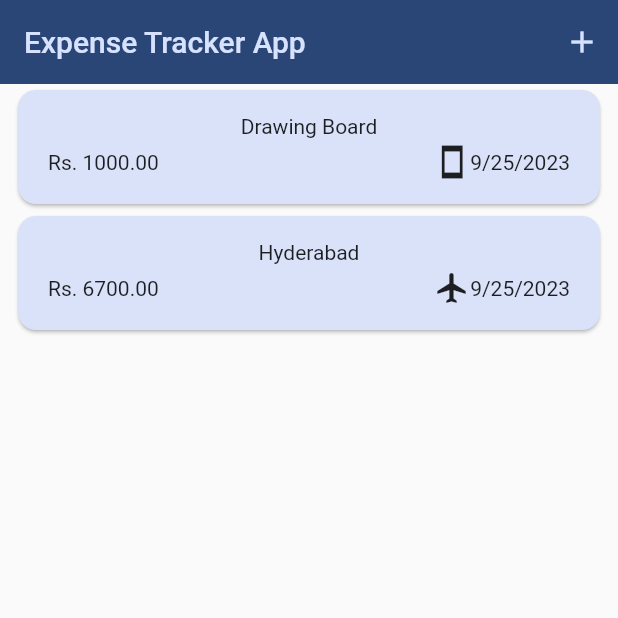
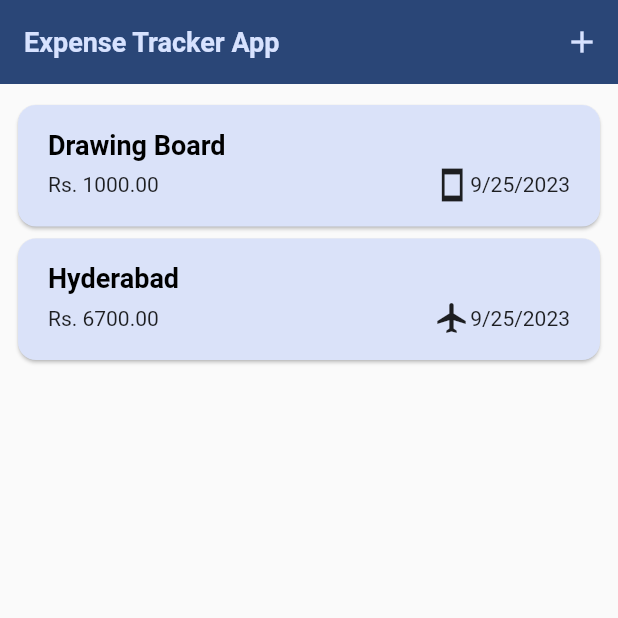
Before and after one commit to sangshek03/Expense_Mobile_App, a Flutter app: the screen it shows after launch, on a phone screen of 412 x 824 dp, the top half of it. Run offline on Flutter 3.47's test engine with Material 2 defaults, Android fonts, the phone set to English and light mode, and no system bars.

```diff
--- a/lib/widgets/add_items.dart
+++ b/lib/widgets/add_items.dart
@@ -1,4 +1,4 @@
-import 'package:expense_tracker_app/modules/expense.dart';
+import 'package:expense_tracker_app/models/expense.dart';
 import 'package:flutter/material.dart';
 // import 'package:expense_tracker_app/widgets/expense_app.dart';
 
--- a/lib/widgets/expense_app.dart
+++ b/lib/widgets/expense_app.dart
@@ -1,6 +1,6 @@
 import 'package:expense_tracker_app/widgets/expenses_list/expense_list.dart';
 import 'package:flutter/material.dart';
-import 'package:expense_tracker_app/modules/expense.dart';
+import 'package:expense_tracker_app/models/expense.dart';
 import 'package:expense_tracker_app/widgets/add_items.dart';
 
 class Expenses extends StatefulWidget {
@@ -81,7 +81,9 @@ class _ExpenseState extends State<Expenses> {
           IconButton(onPressed: onAdditem, icon: const Icon(Icons.add)),
         ],
       ),
+
       body: Column(children: [
+        const SizedBox(height: 10,),
         Expanded(child: mainList),
       ]),
     );
--- a/lib/widgets/expenses_list/expense_item.dart
+++ b/lib/widgets/expenses_list/expense_item.dart
@@ -1,4 +1,4 @@
-import 'package:expense_tracker_app/modules/expense.dart';
+import 'package:expense_tracker_app/models/expense.dart';
 import 'package:flutter/material.dart';
 
 class ExpenseItem extends StatelessWidget {
@@ -11,9 +11,11 @@ class ExpenseItem extends StatelessWidget {
     return Card(
       // color: Colors.blue,
       child: Padding(
-        padding: const EdgeInsets.symmetric(horizontal: 20,vertical: 16),
-        child: Column(children: [
-          Text(expense.title),
+        padding: const EdgeInsets.symmetric(horizontal: 20, vertical: 16),
+        child: Column(
+          crossAxisAlignment: CrossAxisAlignment.start,
+          children: [
+          Text(expense.title, style: Theme.of(context).textTheme.titleLarge),
           const SizedBox(
             height: 4,
           ),
--- a/lib/widgets/expenses_list/expense_list.dart
+++ b/lib/widgets/expenses_list/expense_list.dart
@@ -1,6 +1,6 @@
 import 'package:expense_tracker_app/widgets/expenses_list/expense_item.dart';
 import 'package:flutter/material.dart';
-import 'package:expense_tracker_app/modules/expense.dart';
+import 'package:expense_tracker_app/models/expense.dart';
 
 class ExpenseList extends StatelessWidget {
   const ExpenseList(
@@ -16,11 +16,17 @@ class ExpenseList extends StatelessWidget {
     return ListView.builder(
       itemCount: expensesList.length,
       itemBuilder: (ctx, idx) => Dismissible(
-          key: ValueKey(expensesList[idx]),
-          onDismissed: (direction) {
-            onDismissedExpense(expensesList[idx]);
-          },
-          child: ExpenseItem(expensesList[idx]),),
+        background: Container(
+          color: Theme.of(context).colorScheme.error.withOpacity(0.60),
+          margin: EdgeInsets.symmetric(
+              horizontal: Theme.of(context).cardTheme.margin!.horizontal),
+        ),
+        key: ValueKey(expensesList[idx]),
+        onDismissed: (direction) {
+          onDismissedExpense(expensesList[idx]);
+        },
+        child: ExpenseItem(expensesList[idx]),
+      ),
     );
   }
 }
```
Also changed, not shown: lib/main.dart (+23 -0 lines), lib/models/expense.dart (renamed from lib/modules/expense.dart).
